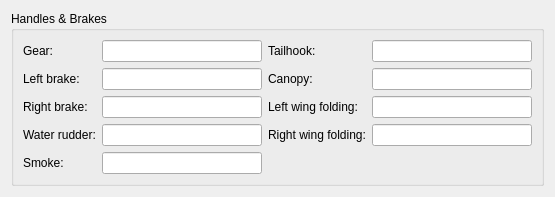
First picture: the form in src/UserInterface/src/Widget/AircraftHandleWidget.ui, repository till213/SkyDolly, before the edit.
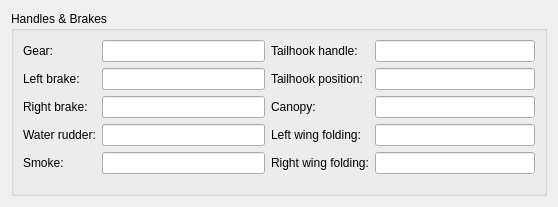
Second picture: the form after the edit.

Commit message: Refactor aircraft handle data

Diff of the .ui file:
```diff
--- a/src/UserInterface/src/Widget/AircraftHandleWidget.ui
+++ b/src/UserInterface/src/Widget/AircraftHandleWidget.ui
@@ -6,8 +6,8 @@
    <rect>
     <x>0</x>
     <y>0</y>
-    <width>545</width>
-    <height>194</height>
+    <width>558</width>
+    <height>207</height>
    </rect>
   </property>
   <property name="windowTitle">
@@ -130,14 +130,34 @@
       <item>
        <layout class="QFormLayout" name="formLayout_2">
         <item row="0" column="0">
+         <widget class="QLabel" name="label_62">
+          <property name="text">
+           <string>Tailhook handle:</string>
+          </property>
+         </widget>
+        </item>
+        <item row="0" column="1">
+         <widget class="QLineEdit" name="tailhookHandleLineEdit">
+          <property name="minimumSize">
+           <size>
+            <width>160</width>
+            <height>0</height>
+           </size>
+          </property>
+          <property name="readOnly">
+           <bool>true</bool>
+          </property>
+         </widget>
+        </item>
+        <item row="1" column="0">
          <widget class="QLabel" name="label_60">
           <property name="text">
-           <string>Tailhook:</string>
+           <string>Tailhook position:</string>
           </property>
          </widget>
         </item>
-        <item row="0" column="1">
-         <widget class="QLineEdit" name="tailhookLineEdit">
+        <item row="1" column="1">
+         <widget class="QLineEdit" name="tailhookPositionLineEdit">
           <property name="minimumSize">
            <size>
             <width>160</width>
@@ -149,14 +169,14 @@
           </property>
          </widget>
         </item>
-        <item row="1" column="0">
+        <item row="2" column="0">
          <widget class="QLabel" name="label_61">
           <property name="text">
            <string>Canopy:</string>
           </property>
          </widget>
         </item>
-        <item row="1" column="1">
+        <item row="2" column="1">
          <widget class="QLineEdit" name="canopyOpenLineEdit">
           <property name="minimumSize">
            <size>
@@ -172,14 +192,14 @@
           </property>
          </widget>
         </item>
-        <item row="2" column="0">
+        <item row="3" column="0">
          <widget class="QLabel" name="label_40">
           <property name="text">
            <string>Left wing folding:</string>
           </property>
          </widget>
         </item>
-        <item row="2" column="1">
+        <item row="3" column="1">
          <widget class="QLineEdit" name="leftWingFoldingLineEdit">
           <property name="minimumSize">
            <size>
@@ -192,14 +212,14 @@
           </property>
          </widget>
         </item>
-        <item row="3" column="0">
+        <item row="4" column="0">
          <widget class="QLabel" name="label_41">
           <property name="text">
            <string>Right wing folding:</string>
           </property>
          </widget>
         </item>
-        <item row="3" column="1">
+        <item row="4" column="1">
          <widget class="QLineEdit" name="rightWingFoldingLineEdit">
           <property name="minimumSize">
            <size>
```
The commit also changes 23 other files.
